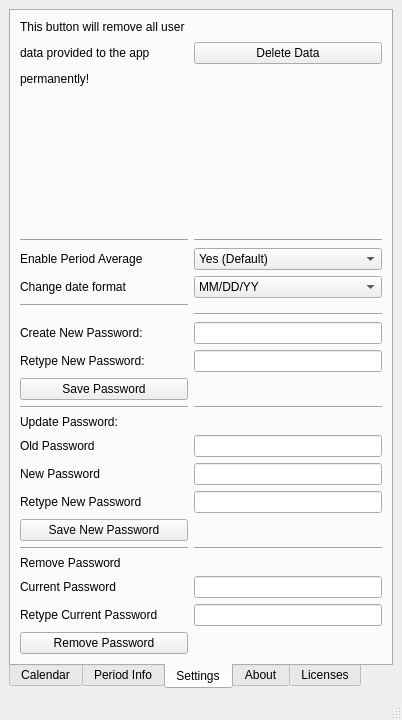
This is mainwindow.ui in socphoenix/Period_Underground as Qt 5 draws it before an edit. The edited form follows.
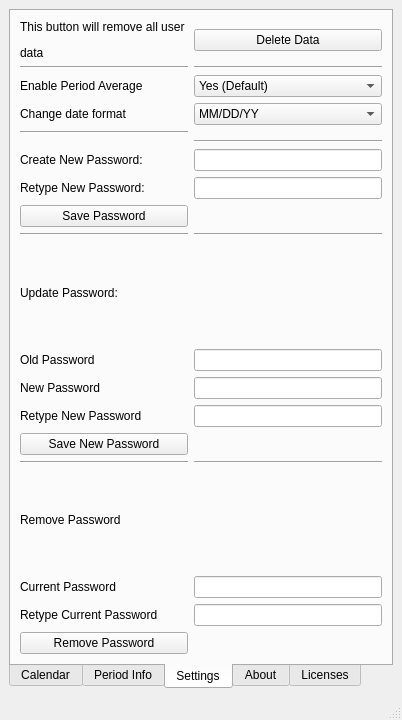
This is the edited form. The open tabs and pages were chosen to show the change.

Commit message: add toolTips for Calendar

What changed in the file:
```diff
--- a/mainwindow.ui
+++ b/mainwindow.ui
@@ -372,142 +372,46 @@
         <string>Settings</string>
        </attribute>
        <layout class="QGridLayout" name="gridLayout_5">
-        <item row="18" column="0">
-         <widget class="QLabel" name="label_20">
-          <property name="text">
-           <string>Current Password</string>
-          </property>
-         </widget>
-        </item>
-        <item row="13" column="1">
-         <widget class="QLineEdit" name="lineEdit_4"/>
-        </item>
-        <item row="8" column="0">
-         <widget class="QLabel" name="label_22">
-          <property name="text">
-           <string>Retype New Password:</string>
-          </property>
-         </widget>
-        </item>
-        <item row="7" column="1">
-         <widget class="QLineEdit" name="lineEdit"/>
-        </item>
-        <item row="0" column="0">
-         <widget class="QLabel" name="label_10">
-          <property name="text">
-           <string>&lt;html&gt;&lt;head/&gt;&lt;body&gt;&lt;p&gt;This button will remove all user &lt;/p&gt;&lt;p&gt;data provided to the app&lt;/p&gt;&lt;p&gt;permanently! &lt;/p&gt;&lt;/body&gt;&lt;/html&gt;</string>
-          </property>
-         </widget>
-        </item>
-        <item row="12" column="0">
-         <widget class="QLabel" name="label_16">
-          <property name="text">
-           <string>Old Password</string>
-          </property>
-         </widget>
-        </item>
-        <item row="10" column="1">
-         <widget class="Line" name="line_9">
-          <property name="orientation">
-           <enum>Qt::Horizontal</enum>
-          </property>
-         </widget>
-        </item>
-        <item row="16" column="0">
-         <widget class="Line" name="line_10">
-          <property name="orientation">
-           <enum>Qt::Horizontal</enum>
-          </property>
-         </widget>
-        </item>
-        <item row="14" column="1">
-         <widget class="QLineEdit" name="lineEdit_5"/>
-        </item>
-        <item row="0" column="1">
-         <widget class="QPushButton" name="pushButton">
-          <property name="text">
-           <string>Delete Data</string>
-          </property>
-         </widget>
-        </item>
-        <item row="4" column="1">
-         <widget class="QComboBox" name="comboBox_5">
-          <item>
-           <property name="text">
-            <string>MM/DD/YY</string>
-           </property>
-          </item>
-          <item>
-           <property name="text">
-            <string>DD/MM/YYYY</string>
-           </property>
-          </item>
-         </widget>
-        </item>
-        <item row="19" column="0">
-         <widget class="QLabel" name="label_21">
-          <property name="text">
-           <string>Retype Current Password</string>
-          </property>
-         </widget>
-        </item>
-        <item row="14" column="0">
-         <widget class="QLabel" name="label_18">
-          <property name="text">
-           <string>Retype New Password</string>
-          </property>
-         </widget>
-        </item>
-        <item row="2" column="0">
-         <widget class="Line" name="line_14">
-          <property name="orientation">
-           <enum>Qt::Horizontal</enum>
-          </property>
-         </widget>
-        </item>
-        <item row="11" column="0">
-         <widget class="QLabel" name="label_15">
-          <property name="text">
-           <string>Update Password:</string>
-          </property>
-         </widget>
-        </item>
-        <item row="18" column="1">
-         <widget class="QLineEdit" name="lineEdit_6"/>
-        </item>
-        <item row="4" column="0">
+        <item row="3" column="0">
          <widget class="QLabel" name="label_9">
           <property name="text">
            <string>Change date format</string>
           </property>
          </widget>
         </item>
-        <item row="6" column="1">
+        <item row="16" column="0">
+         <widget class="QLabel" name="label_19">
+          <property name="text">
+           <string>Remove Password</string>
+          </property>
+         </widget>
+        </item>
+        <item row="5" column="1">
          <widget class="Line" name="line_7">
           <property name="orientation">
            <enum>Qt::Horizontal</enum>
           </property>
          </widget>
         </item>
-        <item row="15" column="0">
+        <item row="14" column="0">
          <widget class="QPushButton" name="pushButton_3">
           <property name="text">
            <string>Save New Password</string>
           </property>
          </widget>
         </item>
-        <item row="1" column="0">
-         <spacer name="verticalSpacer_2">
-          <property name="orientation">
-           <enum>Qt::Vertical</enum>
+        <item row="2" column="0">
+         <widget class="QLabel" name="label_28">
+          <property name="toolTip">
+           <string>&lt;html&gt;&lt;head/&gt;&lt;body&gt;&lt;p&gt;Enable app to average past periods when estimating next period. &lt;/p&gt;&lt;p&gt;If set to No defaults to 28 day cycles&lt;/p&gt;&lt;/body&gt;&lt;/html&gt;</string>
           </property>
-          <property name="sizeHint" stdset="0">
-           <size>
-            <width>20</width>
-            <height>40</height>
-           </size>
+          <property name="whatsThis">
+           <string/>
           </property>
-         </spacer>
+          <property name="text">
+           <string>Enable Period Average</string>
+          </property>
+         </widget>
         </item>
         <item row="20" column="0">
          <widget class="QPushButton" name="pushButton_4">
@@ -516,85 +420,147 @@
           </property>
          </widget>
         </item>
-        <item row="8" column="1">
-         <widget class="QLineEdit" name="lineEdit_2"/>
-        </item>
-        <item row="17" column="0">
-         <widget class="QLabel" name="label_19">
-          <property name="text">
-           <string>Remove Password</string>
-          </property>
-         </widget>
-        </item>
         <item row="9" column="0">
-         <widget class="QPushButton" name="pushButton_2">
-          <property name="text">
-           <string>Save Password</string>
-          </property>
-         </widget>
-        </item>
-        <item row="10" column="0">
          <widget class="Line" name="line_8">
           <property name="orientation">
            <enum>Qt::Horizontal</enum>
           </property>
          </widget>
         </item>
-        <item row="19" column="1">
-         <widget class="QLineEdit" name="lineEdit_7"/>
+        <item row="0" column="0">
+         <widget class="QLabel" name="label_10">
+          <property name="text">
+           <string>&lt;html&gt;&lt;head/&gt;&lt;body&gt;&lt;p&gt;This button will remove all user &lt;/p&gt;&lt;p&gt;data&lt;/p&gt;&lt;/body&gt;&lt;/html&gt;</string>
+          </property>
+         </widget>
         </item>
-        <item row="16" column="1">
+        <item row="7" column="0">
+         <widget class="QLabel" name="label_22">
+          <property name="text">
+           <string>Retype New Password:</string>
+          </property>
+         </widget>
+        </item>
+        <item row="12" column="1">
+         <widget class="QLineEdit" name="lineEdit_4"/>
+        </item>
+        <item row="15" column="0">
+         <widget class="Line" name="line_10">
+          <property name="orientation">
+           <enum>Qt::Horizontal</enum>
+          </property>
+         </widget>
+        </item>
+        <item row="13" column="0">
+         <widget class="QLabel" name="label_18">
+          <property name="text">
+           <string>Retype New Password</string>
+          </property>
+         </widget>
+        </item>
+        <item row="15" column="1">
          <widget class="Line" name="line_11">
           <property name="orientation">
            <enum>Qt::Horizontal</enum>
           </property>
          </widget>
         </item>
-        <item row="5" column="0">
+        <item row="4" column="0">
          <widget class="Line" name="line_6">
           <property name="orientation">
            <enum>Qt::Horizontal</enum>
           </property>
          </widget>
         </item>
-        <item row="13" column="0">
-         <widget class="QLabel" name="label_17">
+        <item row="17" column="0">
+         <widget class="QLabel" name="label_20">
           <property name="text">
-           <string>New Password</string>
+           <string>Current Password</string>
           </property>
          </widget>
         </item>
-        <item row="7" column="0">
+        <item row="0" column="1">
+         <widget class="QPushButton" name="pushButton">
+          <property name="text">
+           <string>Delete Data</string>
+          </property>
+         </widget>
+        </item>
+        <item row="7" column="1">
+         <widget class="QLineEdit" name="lineEdit_2"/>
+        </item>
+        <item row="6" column="0">
          <widget class="QLabel" name="label_14">
           <property name="text">
            <string>Create New Password:</string>
           </property>
          </widget>
         </item>
-        <item row="12" column="1">
+        <item row="11" column="1">
          <widget class="QLineEdit" name="lineEdit_3"/>
         </item>
+        <item row="9" column="1">
+         <widget class="Line" name="line_9">
+          <property name="orientation">
+           <enum>Qt::Horizontal</enum>
+          </property>
+         </widget>
+        </item>
+        <item row="12" column="0">
+         <widget class="QLabel" name="label_17">
+          <property name="text">
+           <string>New Password</string>
+          </property>
+         </widget>
+        </item>
+        <item row="11" column="0">
+         <widget class="QLabel" name="label_16">
+          <property name="text">
+           <string>Old Password</string>
+          </property>
+         </widget>
+        </item>
+        <item row="1" column="0">
+         <widget class="Line" name="line_14">
+          <property name="orientation">
+           <enum>Qt::Horizontal</enum>
+          </property>
+         </widget>
+        </item>
+        <item row="17" column="1">
+         <widget class="QLineEdit" name="lineEdit_6"/>
+        </item>
+        <item row="8" column="0">
+         <widget class="QPushButton" name="pushButton_2">
+          <property name="text">
+           <string>Save Password</string>
+          </property>
+         </widget>
+        </item>
+        <item row="18" column="1">
+         <widget class="QLineEdit" name="lineEdit_7"/>
+        </item>
+        <item row="13" column="1">
+         <widget class="QLineEdit" name="lineEdit_5"/>
+        </item>
+        <item row="18" column="0">
+         <widget class="QLabel" name="label_21">
+          <property name="text">
+           <string>Retype Current Password</string>
+          </property>
+         </widget>
+        </item>
+        <item row="6" column="1">
+         <widget class="QLineEdit" name="lineEdit"/>
+        </item>
+        <item row="10" column="0">
+         <widget class="QLabel" name="label_15">
+          <property name="text">
+           <string>Update Password:</string>
+          </property>
+         </widget>
+        </item>
         <item row="2" column="1">
-         <widget class="Line" name="line_15">
-          <property name="orientation">
-           <enum>Qt::Horizontal</enum>
-          </property>
-         </widget>
-        </item>
-        <item row="3" column="0">
-         <widget class="QLabel" name="label_28">
-          <property name="toolTip">
-           <string>&lt;html&gt;&lt;head/&gt;&lt;body&gt;&lt;p&gt;Enable app to average past periods when estimating next period. &lt;/p&gt;&lt;p&gt;If set to No defaults to 28 day cycles&lt;/p&gt;&lt;/body&gt;&lt;/html&gt;</string>
-          </property>
-          <property name="whatsThis">
-           <string/>
-          </property>
-          <property name="text">
-           <string>Enable Period Average</string>
-          </property>
-         </widget>
-        </item>
-        <item row="3" column="1">
          <widget class="QComboBox" name="comboBox_6">
           <item>
            <property name="text">
@@ -608,6 +574,27 @@
           </item>
          </widget>
         </item>
+        <item row="3" column="1">
+         <widget class="QComboBox" name="comboBox_5">
+          <item>
+           <property name="text">
+            <string>MM/DD/YY</string>
+           </property>
+          </item>
+          <item>
+           <property name="text">
+            <string>DD/MM/YYYY</string>
+           </property>
+          </item>
+         </widget>
+        </item>
+        <item row="1" column="1">
+         <widget class="Line" name="line_15">
+          <property name="orientation">
+           <enum>Qt::Horizontal</enum>
+          </property>
+         </widget>
+        </item>
        </layout>
       </widget>
       <widget class="QWidget" name="tab_2">
```
Left out of the diff: 5 changed lines with no effect on the pictures.
